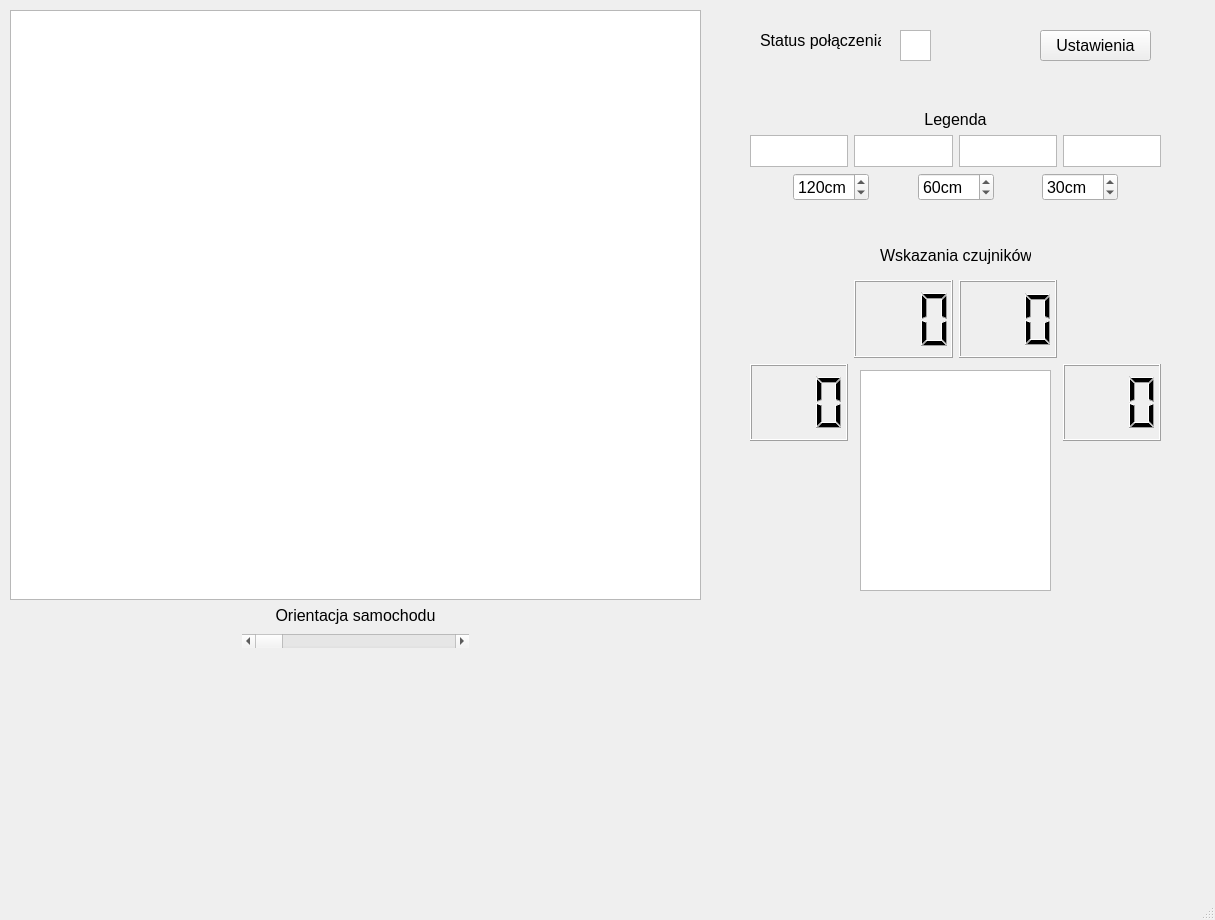
djairw4/WDS, file mainwindow.ui: the form before one commit.
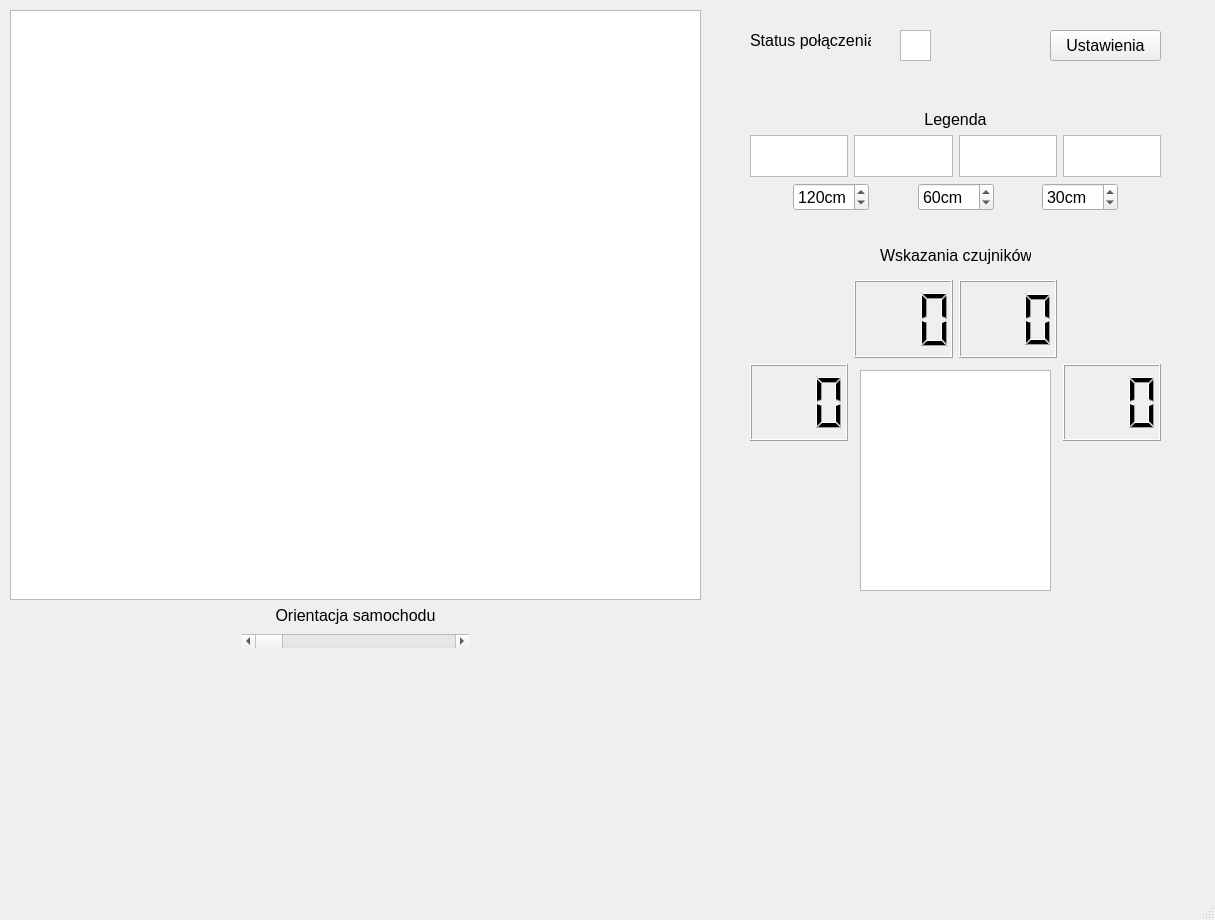
The form after the commit.

Patch:
```diff
--- a/mainwindow.ui
+++ b/mainwindow.ui
@@ -214,7 +214,7 @@
    <widget class="QLabel" name="label_3">
     <property name="geometry">
      <rect>
-      <x>760</x>
+      <x>750</x>
       <y>30</y>
       <width>121</width>
       <height>20</height>
@@ -227,7 +227,7 @@
    <widget class="QPushButton" name="pushButton_Settings">
     <property name="geometry">
      <rect>
-      <x>1040</x>
+      <x>1050</x>
       <y>30</y>
       <width>111</width>
       <height>31</height>
@@ -287,7 +287,7 @@
       <x>750</x>
       <y>110</y>
       <width>411</width>
-      <height>91</height>
+      <height>101</height>
      </rect>
     </property>
     <layout class="QVBoxLayout" name="verticalLayout_2">
```
Left out of the diff: 10 changed lines with no effect on the pictures.
